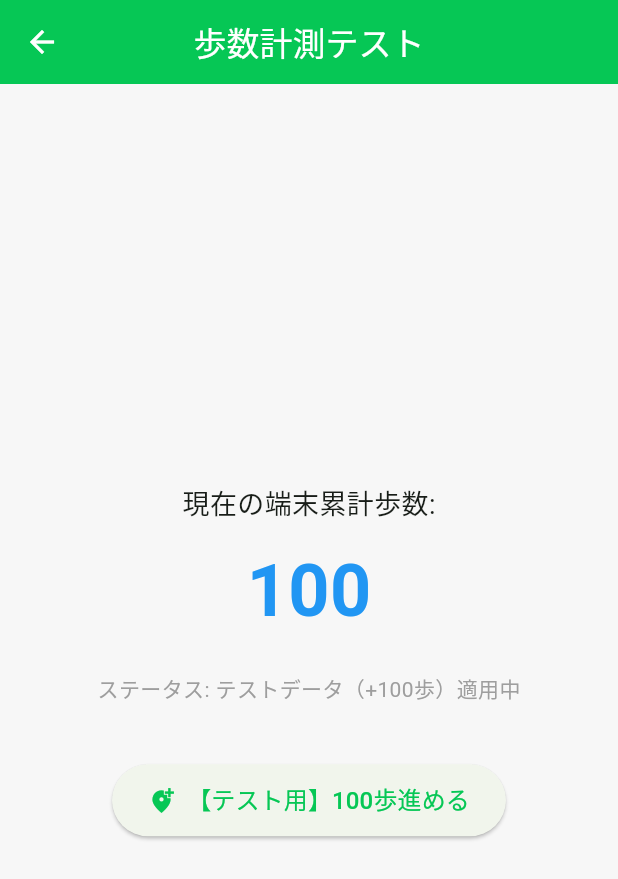
After one commit to 1F10240045/team-jissyuu, a Flutter app: the WalkTestScreen screen opened directly, after a tap on "【テスト用】100歩進める", on a phone screen of 412 x 824 dp. The commit adds this screen. Shown: the top 879 px of the screen. Run offline on Flutter 3.47's test engine with Material 3 defaults, Android fonts, the phone set to English and light mode, and no system bars; our stand-ins replace cloud_firestore, firebase_auth, firebase_core, pedometer, permission_handler; accounts and stored records are empty.

Commit message:
feat: 歩数取得ロジックの実装とHomeScreenからの画面遷移を設定

```diff
--- a/frontend/lib/main.dart
+++ b/frontend/lib/main.dart
@@ -2,7 +2,7 @@ import 'package:flutter/foundation.dart';
 import 'package:flutter/material.dart';
 import 'package:firebase_core/firebase_core.dart';
 import 'package:firebase_auth/firebase_auth.dart';
-import 'package0:cloud_firestore/cloud_firestore.dart';
+import 'package:cloud_firestore/cloud_firestore.dart';
 
 import 'screens/home_screen.dart'; // 作成したHomeScreenをインポート
 import 'theme/app_theme.dart';
--- /dev/null
+++ b/frontend/lib/screens/walk_test_screen.dart
@@ -0,0 +1,91 @@
+import 'package:flutter/material.dart';
+import 'package:pedometer/pedometer.dart';
+import '../services/walk_log_service.dart';
+
+class WalkTestScreen extends StatefulWidget {
+  const WalkTestScreen({super.key});
+
+  @override
+  State<WalkTestScreen> createState() => _WalkTestScreenState();
+}
+
+class _WalkTestScreenState extends State<WalkTestScreen> {
+  final WalkLogService _walkLogService = WalkLogService();
+  String _steps = '0';
+  String _status = '初期化中...';
+
+  @override
+  void initState() {
+    super.initState();
+    _initPedometer();
+  }
+
+  Future<void> _initPedometer() async {
+    bool granted = await _walkLogService.requestPermission();
+    if (!granted) {
+      setState(() {
+        _status = '歩数アクセスの権限が拒否されました';
+      });
+      return;
+    }
+
+    setState(() {
+      _status = '計測中（またはテスト実行中）...';
+    });
+
+    _walkLogService.stepCountStream.listen(
+      (StepCount event) {
+        setState(() {
+          _steps = event.steps.toString();
+        });
+      },
+      onError: (error) {
+        // エミュレータ等でセンサーが無い場合もエラーで止めず状態を表示
+        setState(() {
+          _status = 'センサー非対応（テストボタンで動作確認可）';
+        });
+      },
+    );
+  }
+
+  @override
+  Widget build(BuildContext context) {
+    return Scaffold(
+      appBar: AppBar(
+        title: const Text('歩数計測テスト'),
+      ),
+      body: Center(
+        child: Column(
+          mainAxisAlignment: MainAxisAlignment.center,
+          children: [
+            const Text('現在の端末累計歩数:', style: TextStyle(fontSize: 18)),
+            const SizedBox(height: 10),
+            Text(
+              _steps,
+              style: const TextStyle(fontSize: 48, fontWeight: FontWeight.bold, color: Colors.blue),
+            ),
+            const SizedBox(height: 20),
+            Text('ステータス: $_status', style: const TextStyle(color: Colors.grey, fontSize: 14)),
+            const SizedBox(height: 40),
+
+            // ★ PCエミュレータ検証用のダミーボタン
+            ElevatedButton.icon(
+              icon: const Icon(Icons.add_location_alt),
+              label: const Text('【テスト用】100歩進める', style: TextStyle(fontSize: 16)),
+              style: ElevatedButton.styleFrom(
+                padding: const EdgeInsets.symmetric(horizontal: 24, vertical: 12),
+              ),
+              onPressed: () {
+                setState(() {
+                  int currentSteps = int.tryParse(_steps) ?? 0;
+                  _steps = (currentSteps + 100).toString();
+                  _status = 'テストデータ（+100歩）適用中';
+                });
+              },
+            ),
+          ],
+        ),
+      ),
+    );
+  }
+}
--- /dev/null
+++ b/frontend/lib/services/walk_log_service.dart
@@ -0,0 +1,19 @@
+import 'package:pedometer/pedometer.dart';
+import 'package:permission_handler/permission_handler.dart';
+
+class WalkLogService {
+  // 歩数ストリームの取得
+  Stream<StepCount> get stepCountStream => Pedometer.stepCountStream;
+
+  // 権限リクエスト
+  Future<bool> requestPermission() async {
+    PermissionStatus status = await Permission.activityRecognition.request();
+
+    // iOSの場合は sensors も確認
+    if (status.isDenied) {
+      status = await Permission.sensors.request();
+    }
+
+    return status.isGranted;
+  }
+}
--- a/frontend/pubspec.yaml
+++ b/frontend/pubspec.yaml
@@ -37,6 +37,8 @@ dependencies:
   firebase_core: ^5.0.0
   firebase_auth: ^7.0.0
   cloud_firestore: ^7.0.0
+  pedometer: ^4.2.0
+  permission_handler: ^13.0.2
 
 dev_dependencies:
   flutter_test:
```
Also changed, not shown: frontend/pubspec.lock, 4 other files.
